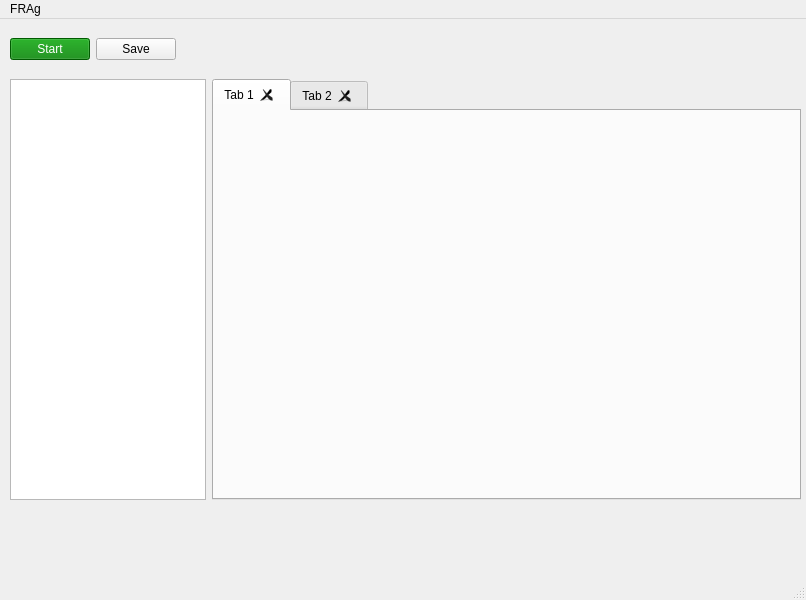
Before: the Qt Designer form gui/design.ui in zborilf/FRAg, drawn with Qt 5.
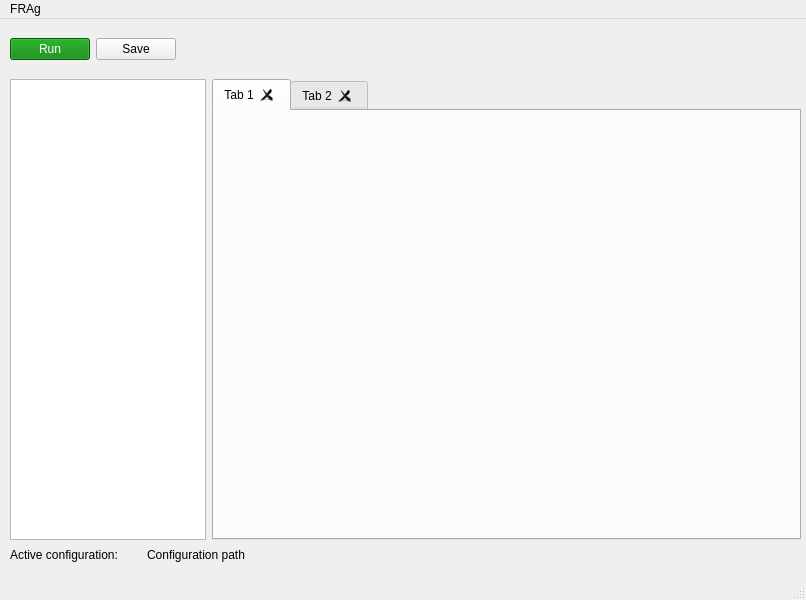
After: the same form once the commit is applied.

Commit message: active configuration

What changed in the file:
```diff
--- a/gui/design.ui
+++ b/gui/design.ui
@@ -18,12 +18,30 @@
     <property name="geometry">
      <rect>
       <x>10</x>
-      <y>480</y>
+      <y>520</y>
       <width>791</width>
-      <height>51</height>
+      <height>31</height>
      </rect>
     </property>
-    <layout class="QGridLayout" name="bottonLayout"/>
+    <layout class="QGridLayout" name="bottonLayout" columnstretch="1,5">
+     <item row="0" column="1">
+      <widget class="QLabel" name="configStatusLabel">
+       <property name="text">
+        <string>Configuration path</string>
+       </property>
+       <property name="wordWrap">
+        <bool>true</bool>
+       </property>
+      </widget>
+     </item>
+     <item row="0" column="0">
+      <widget class="QLabel" name="staticConfigLabel">
+       <property name="text">
+        <string>Active configuration:</string>
+       </property>
+      </widget>
+     </item>
+    </layout>
    </widget>
    <widget class="QWidget" name="horizontalLayoutWidget">
     <property name="geometry">
@@ -31,7 +49,7 @@
       <x>10</x>
       <y>60</y>
       <width>791</width>
-      <height>421</height>
+      <height>461</height>
      </rect>
     </property>
     <layout class="QHBoxLayout" name="centralLayout" stretch="1,3">
@@ -90,7 +108,7 @@
 }</string>
        </property>
        <property name="text">
-        <string>Start</string>
+        <string>Run</string>
        </property>
       </widget>
      </item>
```
Left out of the diff: 4 changed lines with no effect on the pictures. The commit also changes 2 other files.
